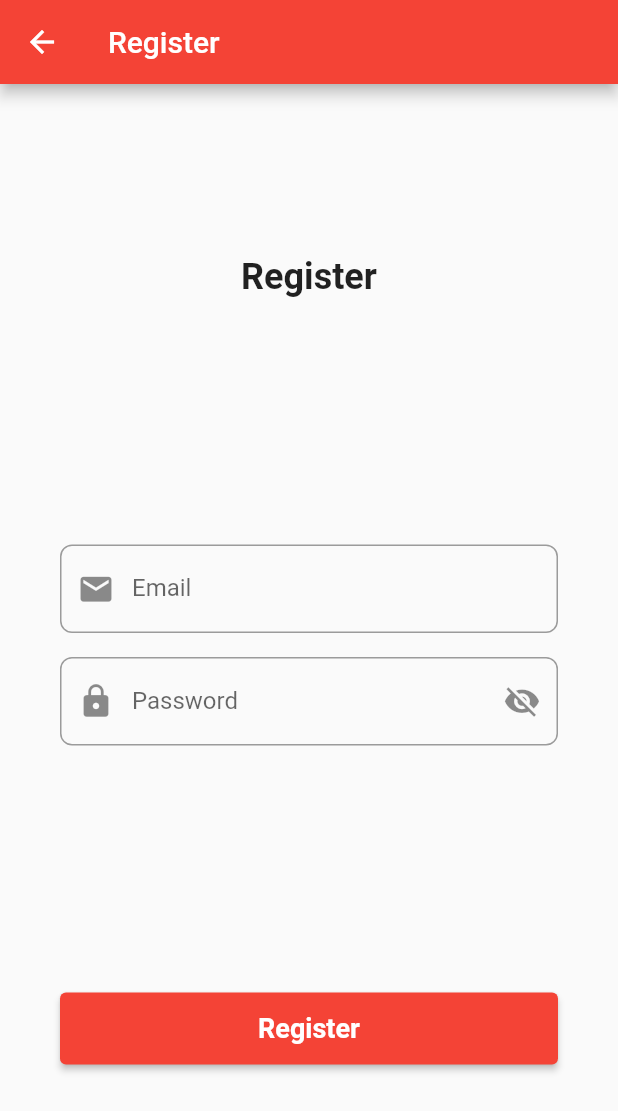
After one commit to MauResendez/FlutterTest, a Flutter app: the screen it shows after launch, after a tap on "Register", on a phone screen of 412 x 824 dp. The commit adds this screen. Shown: the top 1111 px of the screen. Run offline on Flutter 3.47's test engine with Material 2 defaults, Android fonts, the phone set to English and light mode, and no system bars; our stand-ins replace firebase_auth, firebase_core, google_fonts; accounts and stored records are empty; Roboto replaces fonts that are missing (Ubuntu).

Commit message:
Added register page

```diff
--- /dev/null
+++ b/lib/auth.dart
@@ -0,0 +1,34 @@
+import 'package:firebase_auth/firebase_auth.dart';
+
+class Auth {
+  final FirebaseAuth _firebaseAuth = FirebaseAuth.instance;
+
+  User? get currentUser => _firebaseAuth.currentUser;
+
+  Stream<User?> get authStateChanges => _firebaseAuth.authStateChanges();
+
+  Future<void> login({
+    required String email,
+    required String password
+  }) async {
+    await _firebaseAuth.signInWithEmailAndPassword(
+      email: email,
+      password: password
+    );
+  }
+
+  Future<void> register({
+    required String email,
+    required String password
+  }) async {
+    print("Registering...");
+    await _firebaseAuth.createUserWithEmailAndPassword(
+      email: email,
+      password: password
+    );
+  }
+
+  Future<void> logout() async {
+    await _firebaseAuth.signOut();
+  }
+}
--- a/lib/main.dart
+++ b/lib/main.dart
@@ -1,5 +1,7 @@
 import 'package:firebase_core/firebase_core.dart';
 import 'package:flutter/material.dart';
+import 'package:test/auth.dart';
+import 'package:test/pages/home.dart';
 import 'package:test/pages/landing.dart';
 
 Future<void> main() async {
@@ -18,9 +20,21 @@ class MyApp extends StatelessWidget {
     return MaterialApp(
       title: 'Flutter Demo',
       theme: ThemeData(
-        primarySwatch: Colors.blue,
+        primarySwatch: Colors.red,
       ),
-      home: const Landing(),
+      debugShowCheckedModeBanner: false,
+      home: StreamBuilder(
+        stream: Auth().authStateChanges,
+        builder: (context, snapshot) {
+          if (snapshot.hasData) {
+            print("Home");
+            return const Home();
+          } else {
+            print("Landing");
+            return const Landing();
+          }
+        },
+      ),
     );
   }
 }
--- a/lib/pages/landing.dart
+++ b/lib/pages/landing.dart
@@ -1,19 +1,15 @@
 import 'package:flutter/material.dart';
 import 'package:google_fonts/google_fonts.dart';
-import 'package:test/pages/login.dart';
 import 'package:test/pages/register.dart';
 
 class Landing extends StatelessWidget {
   const Landing({Key? key}) : super(key: key);
 
-  // TextEditingController emailController = TextEditingController();
-  // TextEditingController passwordController = TextEditingController();
-
   @override
   Widget build(BuildContext context) {
     return Scaffold(
       body: Container(
-        padding: const EdgeInsets.all(48),
+        padding: const EdgeInsets.all(32),
         child: Center(
           child: Column(
             crossAxisAlignment: CrossAxisAlignment.center,
@@ -32,21 +28,19 @@ class Landing extends StatelessWidget {
                         minimumSize: const Size.fromHeight(48),
                         textStyle: const TextStyle(fontSize: 18, fontWeight: FontWeight.w700)
                       ),
-                      onPressed: () {
-                        Navigator.push(context, MaterialPageRoute(builder: (context) => const Login()));
-                      },
+                      onPressed: () {},
                       child: const Text('Login'),
                     ),
                   ),
                   Padding(
-                    padding: const EdgeInsets.all(8.0),
+                    padding: const EdgeInsets.all(8),
                     child: ElevatedButton(
                       style: ElevatedButton.styleFrom(
                         minimumSize: const Size.fromHeight(48),
                         textStyle: const TextStyle(fontSize: 18, fontWeight: FontWeight.w700)
                       ),
                       onPressed: () {
-                        Navigator.push(context, MaterialPageRoute(builder: (context) => const Register()));
+                        Navigator.push(context, MaterialPageRoute(builder: (context) => Register()));
                       },
                       child: const Text('Register'),
                     ),
--- /dev/null
+++ b/lib/pages/register.dart
@@ -0,0 +1,118 @@
+import 'package:firebase_auth/firebase_auth.dart';
+import 'package:flutter/material.dart';
+import 'package:google_fonts/google_fonts.dart';
+import 'package:test/auth.dart';
+
+class Register extends StatefulWidget {
+  const Register({Key? key}) : super(key: key);
+
+  @override
+  State<Register> createState() => _RegisterState();
+}
+
+class _RegisterState extends State<Register> {
+  final TextEditingController _emailController = TextEditingController();
+  final TextEditingController _passwordController = TextEditingController();
+  bool visible = false;
+  bool error = false;
+
+  Future<void> register() async {
+    try {
+      await Auth().register(email: _emailController.text, password: _passwordController.text).then((value) => {
+        // Navigator.push(context, MaterialPageRoute(builder: (context) => const Home()));
+      });
+    } on FirebaseException catch (e) {
+      setState(() {
+        error = true;
+      });
+      print(e.message);
+    }
+  }
+
+  @override
+  Widget build(BuildContext context) {
+    return Scaffold(
+      appBar: AppBar(title: const Text("Register")),
+      body: Container(
+        padding: const EdgeInsets.all(32),
+        child: Center(
+          child: Column(
+            crossAxisAlignment: CrossAxisAlignment.center,
+            mainAxisAlignment: MainAxisAlignment.spaceAround,
+            children: [
+              Padding(
+                padding: const EdgeInsets.all(8),
+                child: Text("Register", style: GoogleFonts.ubuntu(textStyle: const TextStyle(fontSize: 24, fontWeight: FontWeight.w700))),
+              ),
+              Column(
+                children: [
+                  Padding(
+                    padding: const EdgeInsets.all(8.0),
+                    child: TextField(
+                      key: const Key('email'),
+                      controller: _emailController,
+                      autocorrect: false,
+                      textInputAction: TextInputAction.next,
+                      keyboardType: TextInputType.emailAddress,
+                      keyboardAppearance: Brightness.light,
+                      decoration: InputDecoration(
+                        border: OutlineInputBorder(
+                          borderRadius: BorderRadius.circular(8),
+                        ),
+                        labelText: 'Email',
+                        prefixIcon: const Icon(Icons.email, size: 25),
+                      ),
+                    ),
+                  ),
+                  Padding(
+                    padding: const EdgeInsets.all(8.0),
+                    child: TextField(
+                      key: const Key('password'),
+                      controller: _passwordController,
+                      autocorrect: false,
+                      textInputAction: TextInputAction.next,
+                      keyboardType: TextInputType.emailAddress,
+                      keyboardAppearance: Brightness.light,
+                      obscureText: visible,
+                      decoration: InputDecoration(
+                        border: OutlineInputBorder(
+                          borderRadius: BorderRadius.circular(8),
+                        ),
+                        labelText: 'Password',
+                        prefixIcon: const Icon(Icons.lock, size: 25),
+                        suffixIcon: GestureDetector(
+                          onTap: () {
+                            setState(() {
+                              visible = !visible;
+                            });
+                            print(visible);
+                          },
+                          child: Icon(
+                            visible
+                            ? Icons.visibility
+                            : Icons.visibility_off,
+                            size: 25
+                          )
+                        ),
+                      ),
+                    ),
+                  ),
+                ],
+              ),
+              Padding(
+                padding: const EdgeInsets.all(8),
+                child: ElevatedButton(
+                  style: ElevatedButton.styleFrom(
+                    minimumSize: const Size.fromHeight(48),
+                    textStyle: const TextStyle(fontSize: 18, fontWeight: FontWeight.w700)),
+                  onPressed: () { register(); },
+                  child: const Text('Register'),
+                ),
+              ),
+            ],
+          ),
+        ),
+      ),
+    );
+  }
+}
```
Also changed, not shown: lib/pages/home.dart (added, +52 -0 lines), 1 other file.
